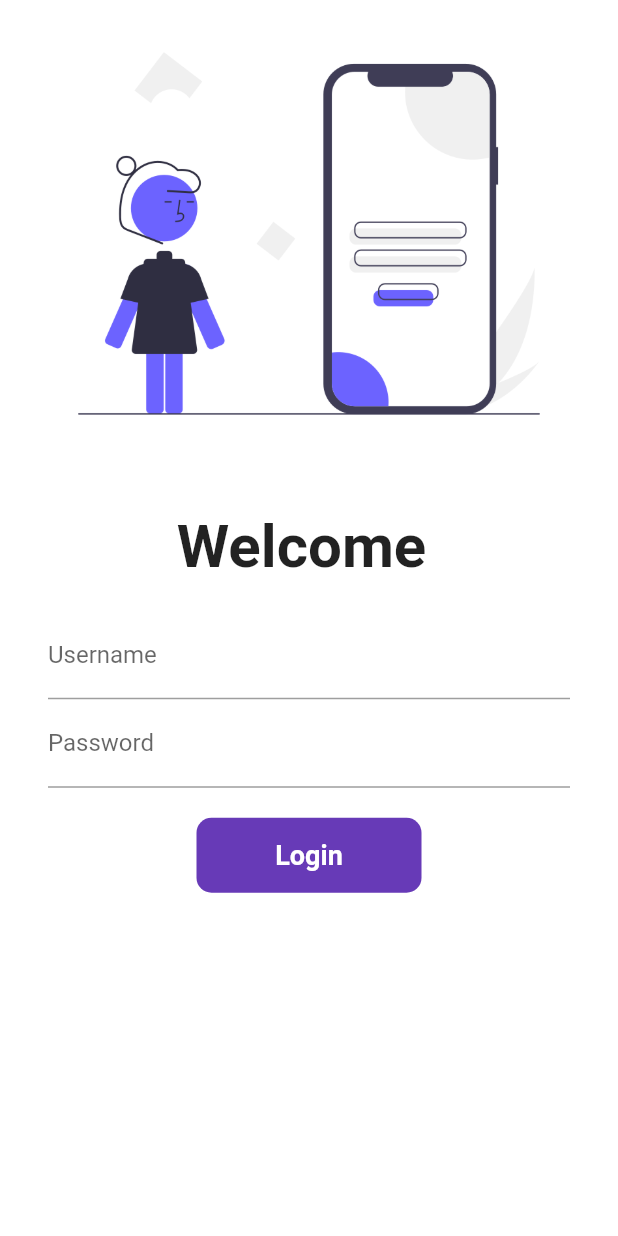
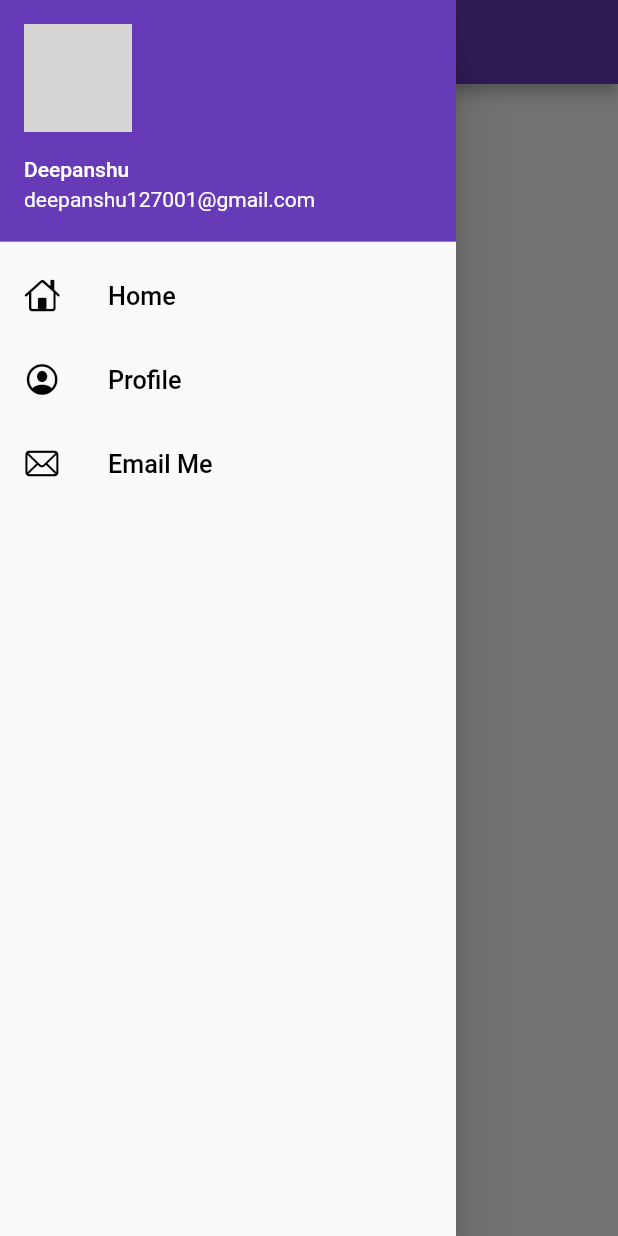
Before and after one commit to deepanshu127001/flutter_application_1, a Flutter app: the screen it shows after launch, with the side drawer open (before the commit the screen has no drawer), on a phone screen of 412 x 824 dp. Run offline on Flutter 3.47's test engine with Material 2 defaults, Android fonts, the phone set to English and light mode, and no system bars; network calls fail; grey boxes are pictures that could not be loaded.

Commit message:
list view | Network Image

```diff
--- a/lib/main.dart
+++ b/lib/main.dart
@@ -19,8 +19,8 @@ class MyApp extends StatelessWidget {
       darkTheme: ThemeData(
         brightness: Brightness.dark,
       ),
-      // debugShowCheckedModeBanner: false,
-      initialRoute: "/", //define starting page of the app
+      debugShowCheckedModeBanner: false,
+      initialRoute: MyRoutes.homeRoute, //define starting page of the app
       routes: {
         "/": (context) => LoginPage(),
         MyRoutes.homeRoute: (context) => HomePage(),
--- a/lib/pages/home_page.dart
+++ b/lib/pages/home_page.dart
@@ -1,4 +1,5 @@
 import 'package:flutter/material.dart';
+import 'package:flutter_application_1/widgets/drawer.dart';
 
 class HomePage extends StatelessWidget {
   const HomePage({super.key});
@@ -8,7 +9,7 @@ class HomePage extends StatelessWidget {
     num days = 20;
     return Scaffold(
       appBar: AppBar(
-        title: Text("Catalogue app"),
+        title: const Text("Catalogue app"),
       ),
       body: Center(
         child: Text(
@@ -16,7 +17,7 @@ class HomePage extends StatelessWidget {
           textDirection: TextDirection.ltr,
         ),
       ),
-      drawer: Drawer(),
+      drawer: const MyDrawer(),
     );
   }
 }
--- /dev/null
+++ b/lib/widgets/drawer.dart
@@ -0,0 +1,61 @@
+import 'package:flutter/cupertino.dart';
+import 'package:flutter/material.dart';
+
+class MyDrawer extends StatelessWidget {
+  const MyDrawer({super.key});
+
+  @override
+  Widget build(BuildContext context) {
+    const imageUrl =
+        "https://static.vecteezy.com/system/resources/previews/021/924/505/non_2x/cute-krishna-with-cow-image-generative-ai-free-photo.jpg";
+    return Drawer(
+      child: ListView(
+        children: const [
+          DrawerHeader(
+            padding: EdgeInsets.zero,
+            child: UserAccountsDrawerHeader(
+                margin: EdgeInsets.zero,
+                accountName: Text("Deepanshu"),
+                accountEmail: Text("deepanshu127001@gmail.com"),
+                currentAccountPicture: CircleAvatar(
+                  backgroundImage: NetworkImage(imageUrl),
+                )),
+          ),
+          ListTile(
+            leading: Icon(
+              CupertinoIcons.home,
+              color: Colors.black,
+            ),
+            title: Text(
+              "Home",
+              textScaleFactor: 1.2,
+              style: TextStyle(color: Colors.black),
+            ),
+          ),
+          ListTile(
+            leading: Icon(
+              CupertinoIcons.profile_circled,
+              color: Colors.black,
+            ),
+            title: Text(
+              "Profile",
+              textScaleFactor: 1.2,
+              style: TextStyle(color: Colors.black),
+            ),
+          ),
+          ListTile(
+            leading: Icon(
+              CupertinoIcons.mail,
+              color: Colors.black,
+            ),
+            title: Text(
+              "Email Me",
+              textScaleFactor: 1.2,
+              style: TextStyle(color: Colors.black),
+            ),
+          )
+        ],
+      ),
+    );
+  }
+}
```
